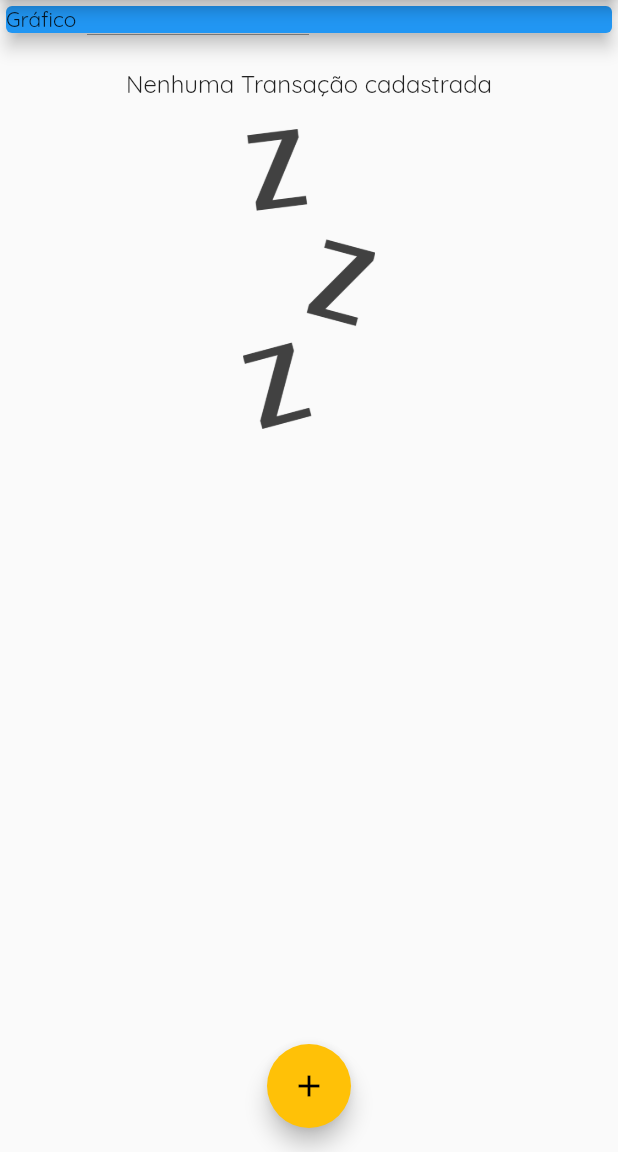
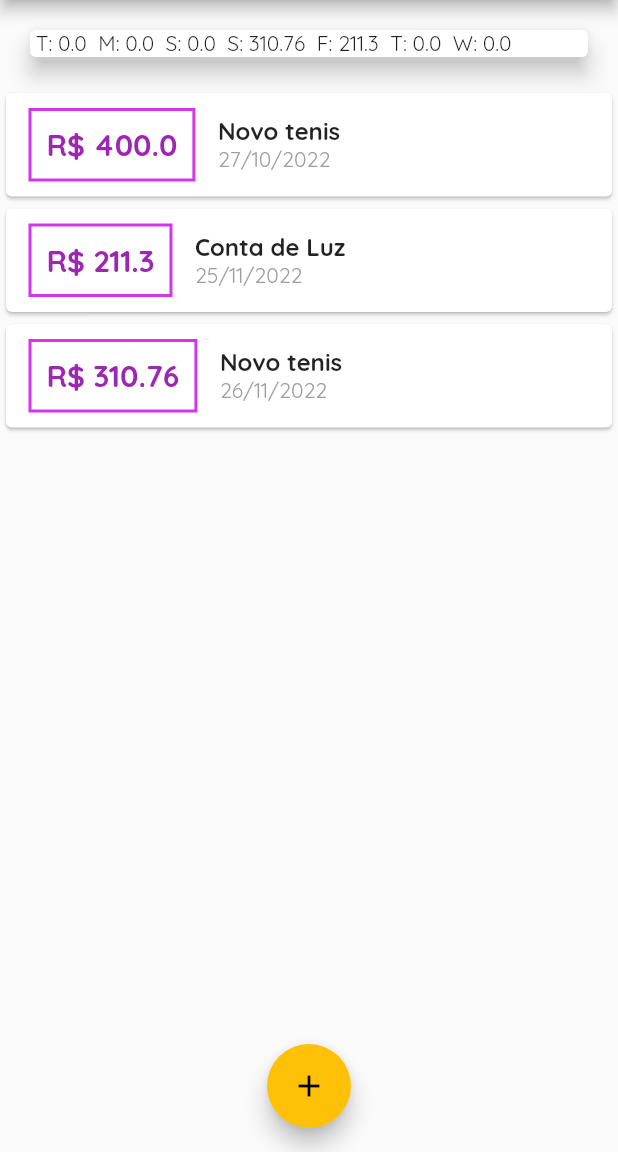
Before and after one commit to paulovictorbuenoflores/curso_flutter_completo, a Flutter app: the screen it shows after launch, on a phone screen of 412 x 824 dp, the part 84-1236 px from its top. Run offline on Flutter 3.47's test engine with Material 2 defaults, Android fonts, the phone set to English and light mode, and no system bars.

Commit message:
mostrando o total de gasto, criacao da classe, componente chart

```diff
--- /dev/null
+++ b/construindo_app_real_despesas_pessoais_4/expenses/lib/components/chart.dart
@@ -0,0 +1,48 @@
+import 'package:expenses/models/transaction.dart';
+import 'package:flutter/material.dart';
+import 'package:flutter/src/foundation/key.dart';
+import 'package:flutter/src/widgets/framework.dart';
+import 'package:intl/intl.dart';
+
+class Chart extends StatelessWidget {
+  final List<Transaction> recentTransactions;
+
+  Chart(this.recentTransactions);
+
+  List<Map<String, Object>> get groupedTransactions {
+    return List.generate(7, (index) {
+      final weekDay = DateTime.now().subtract(Duration(days: index));
+
+      double totalSum = 0.0;
+      for (var i = 0; i < recentTransactions.length; i++) {
+        bool sameDay = recentTransactions[i].date.day == weekDay.day;
+        bool sameMonth = recentTransactions[i].date.month == weekDay.month;
+        bool sameYear = recentTransactions[i].date.year == weekDay.year;
+
+        if (sameDay && sameMonth && sameYear) {
+          totalSum += recentTransactions[i].value;
+        }
+      }
+      print(DateFormat.E().format(weekDay)[0]);
+      print(totalSum);
+      return {
+        'day': DateFormat.E().format(weekDay)[0],
+        'value': totalSum,
+      };
+    });
+  }
+
+  @override
+  Widget build(BuildContext context) {
+    groupedTransactions;
+    return Card(
+      elevation: 6,
+      margin: EdgeInsets.all(20),
+      child: Row(
+        children: groupedTransactions.map((tr) {
+          return Text(' ${tr['day']}: ${tr['value']} ');
+        }).toList(),
+      ),
+    );
+  }
+}
--- /dev/null
+++ b/construindo_app_real_despesas_pessoais_4/expenses/lib/components/chart_bar.dart
@@ -0,0 +1,14 @@
+import 'package:flutter/cupertino.dart';
+import 'package:flutter/src/foundation/key.dart';
+import 'package:flutter/src/widgets/framework.dart';
+
+class ChartBar extends StatelessWidget {
+  final String label;
+
+  ChartBar(this.label);
+
+  @override
+  Widget build(BuildContext context) {
+    return Container();
+  }
+}
--- a/construindo_app_real_despesas_pessoais_4/expenses/lib/components/transaction_list.dart
+++ b/construindo_app_real_despesas_pessoais_4/expenses/lib/components/transaction_list.dart
@@ -40,6 +40,8 @@
                 final tr = _transactions[index];
                 return Card(
                   child: Row(
+                    crossAxisAlignment: CrossAxisAlignment.center,
+                    mainAxisAlignment: MainAxisAlignment.start,
                     children: <Widget>[
                       Container(
                         margin:
--- a/construindo_app_real_despesas_pessoais_4/expenses/lib/main.dart
+++ b/construindo_app_real_despesas_pessoais_4/expenses/lib/main.dart
@@ -6,6 +6,8 @@
 import 'package:expenses/models/transaction.dart';
 import 'package:flutter/material.dart';
 import 'package:intl/intl.dart';
+
+import 'components/chart.dart';
 
 void main(List<String> args) => runApp(ExpensesApp());
 
@@ -38,25 +40,32 @@
 
 class _MyHomePageState extends State<MyHomePage> {
   final List<Transaction> _transactions = [
-    /*   Transaction(
+    Transaction(
       id: 't1',
       title: 'Novo tenis',
-      value: 310.76,
-      date: DateTime.now(),
+      value: 400.00,
+      date: DateTime.now().subtract(Duration(days: 33)),
     ),
     Transaction(
       id: "t2",
       title: 'Conta de Luz',
       value: 211.30,
-      date: DateTime.now(),
+      date: DateTime.now().subtract(Duration(days: 4)),
     ),
     Transaction(
       id: 't1',
       title: 'Novo tenis',
       value: 310.76,
-      date: DateTime.now(),
-    ),*/
+      date: DateTime.now().subtract(Duration(days: 3)),
+    ),
   ];
+  List<Transaction> get _recentTransations {
+    return _transactions.where((tr) {
+      return tr.date.isAfter(DateTime.now().subtract(
+        Duration(days: 7),
+      ));
+    }).toList();
+  }
 
   _addTransaction(String title, double value) {
     final newTransaction = Transaction(
@@ -98,15 +107,8 @@
         child: Column(
           // mainAxisAlignment: MainAxisAlignment.spaceAround,
           crossAxisAlignment: CrossAxisAlignment.stretch,
-          children: [
-            Container(
-              width: double.infinity,
-              child: Card(
-                color: Colors.blue,
-                child: Text('Gráfico'),
-                elevation: 5,
-              ),
-            ),
+          children: <Widget>[
+            Chart(_recentTransations),
             TransactionList(_transactions),
             //Column(),
             //TransactionList(_transactions),
```
Also changed, not shown: construindo_app_real_despesas_pessoais_4/modeloTelaGrafico.png (added).
